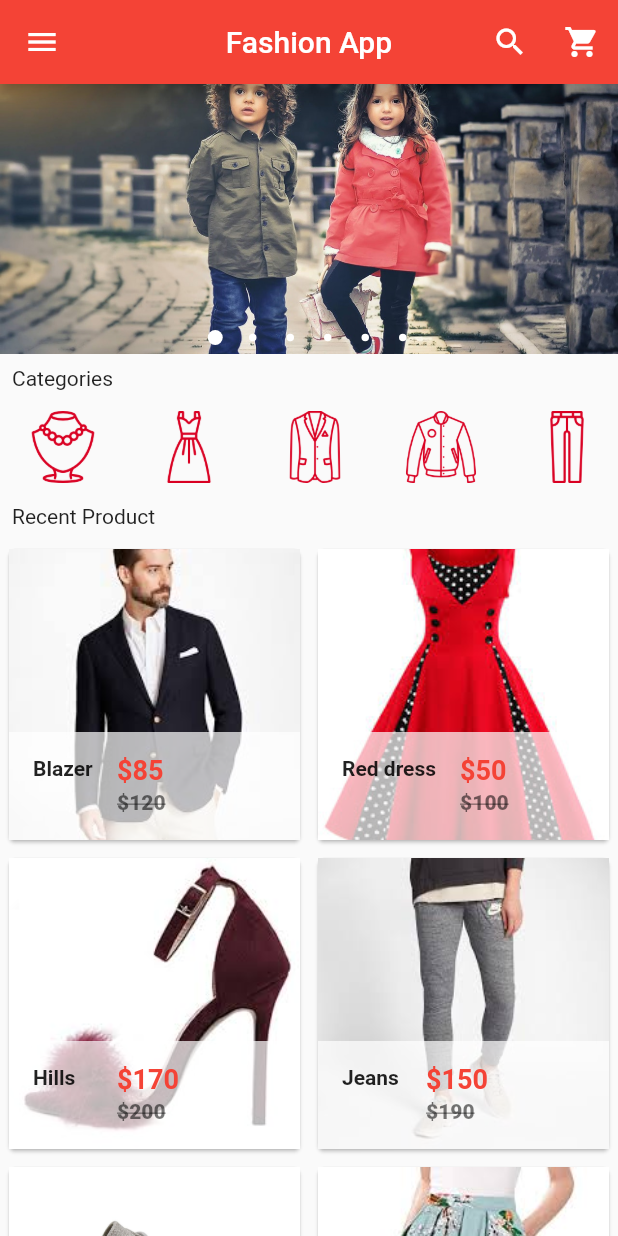
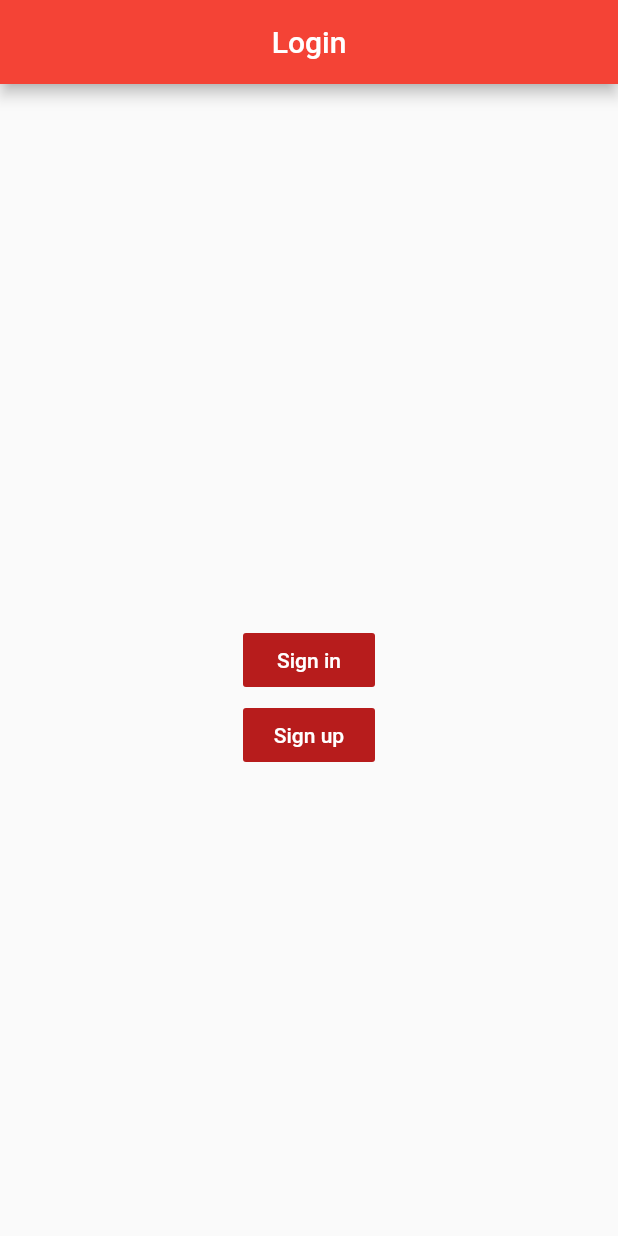
Before and after one commit to saurabhcool001/fashion, a Flutter app: the screen it shows after launch, on a phone screen of 412 x 824 dp. Run offline on Flutter 3.47's test engine with Material 2 defaults, Android fonts, the phone set to English and light mode, and no system bars; drawn by our look-alikes of carousel_pro; our stand-ins replace cloud_firestore, firebase_auth, fluttertoast, shared_preferences; accounts and stored records are empty.

Commit message:
Fashion 17.0 SignIn and SignUp with Firebase. Also, if user are signed in then redirect to Home page with no back navigation.

```diff
--- a/lib/main.dart
+++ b/lib/main.dart
@@ -2,13 +2,14 @@ import 'package:flutter/material.dart';
 
 //Custom Package
 import 'package:fashion/customClass//home.dart';
+import 'package:fashion/pages/login.dart';
 
 void main() {
   runApp(
     new MaterialApp(
       debugShowCheckedModeBanner: false,
 //      home: HomePage()
-    home: HomePage()
+    home: Login()
     )
   );
 }
--- /dev/null
+++ b/lib/pages/login.dart
@@ -0,0 +1,231 @@
+import 'package:flutter/material.dart';
+
+//Custom Package
+import 'package:shared_preferences/shared_preferences.dart';
+import 'package:fluttertoast/fluttertoast.dart';
+import 'package:firebase_auth/firebase_auth.dart';
+
+//import 'package:google_sign_in/google_sign_in.dart';
+import 'package:cloud_firestore/cloud_firestore.dart';
+import 'package:fashion/customClass/home.dart';
+import 'dart:async';
+
+class Login extends StatefulWidget {
+  @override
+  _LoginState createState() => _LoginState();
+}
+
+class _LoginState extends State<Login> {
+//  final GoogleSignIn _googleSignIn = new GoogleSignIn();
+  final FirebaseAuth _firebaseAuth = FirebaseAuth.instance;
+  final Firestore _firestore = Firestore.instance;
+  SharedPreferences _sharedPreferences;
+  bool loading = false;
+  bool isLogIn;
+
+  @override
+  void initState() {
+    // TODO: implement initState
+    super.initState();
+    isSignIn();
+  }
+
+  //For User is Signed In/Not
+  void isSignIn() async {
+    setState(() {
+      loading = true;
+    });
+
+    _sharedPreferences = await SharedPreferences.getInstance();
+//    isLogIn = await _googleSignIn.isSignedIn();
+    final FirebaseUser firebaseUser = await _firebaseAuth.currentUser();
+
+    if (firebaseUser != null) {
+      Fluttertoast.showToast(msg: "Welcome");
+      Navigator.pushReplacement(
+          context, MaterialPageRoute(builder: (context) => HomePage()));
+    }
+//    Future<void> signOut() async {
+//      return _firebaseAuth.signOut();
+//    }
+
+//    if (isLogIn) {
+//      //This not will navigate to back page after Sign In
+//      Navigator.pushReplacement(
+//          context, MaterialPageRoute(builder: (context) => HomePage()));
+//    }
+
+    setState(() {
+      loading = false;
+    });
+  }
+
+//  Future<FirebaseUser> handleSignIn() async {
+//    _sharedPreferences = await SharedPreferences.getInstance();
+//
+//    setState(() {
+//      loading = true;
+//    });
+//
+//    GoogleSignInAccount googleSignInAccount = await _googleSignIn.signIn();
+//    GoogleSignInAuthentication googleAuth =
+//    await googleSignInAccount.authentication;
+//
+//    final AuthCredential credential = GoogleAuthProvider.getCredential(
+//        idToken: googleAuth.idToken, accessToken: googleAuth.accessToken);
+//
+//    final FirebaseUser user =
+//    await _firebaseAuth.signInWithCredential(credential);
+//
+//    if (user != null) {
+//      Fluttertoast.showToast(msg: "inside if");
+//      final QuerySnapshot result = await _firestore
+//          .collection("users")
+//          .where("id", isEqualTo: user.uid)
+//          .getDocuments();
+//      final List<DocumentSnapshot> documents = result.documents;
+//      if (documents.length == 0) {
+//        //insert the user to database
+//        _firestore.collection("users").document(user.uid).setData({
+//          "id": user.uid,
+//          "username": user.displayName,
+//          "profilePicture": user.photoUrl
+//        });
+//
+//        await _sharedPreferences.setString("id", user.uid);
+//        await _sharedPreferences.setString("username", user.displayName);
+//        await _sharedPreferences.setString("photoUrl", user.displayName);
+//      } else {
+//        await _sharedPreferences.setString("id", documents[0]['id']);
+//        await _sharedPreferences.setString(
+//            "username", documents[0]['username']);
+//        await _sharedPreferences.setString(
+//            "photoUrl", documents[0]['photoUrl']);
+//      }
+//
+//      Fluttertoast.showToast(msg: "Sign In Successful");
+//      setState(() {
+//        loading = false;
+//      });
+//      Navigator.pushReplacement(
+//          context, MaterialPageRoute(builder: (context) => HomePage()));
+//    } else {
+//      Fluttertoast.showToast(msg: "Sign In Failed");
+//    }
+//  }
+
+  //For Sign Up
+  Future<FirebaseUser> handleSignUp() async {
+    _sharedPreferences = await SharedPreferences.getInstance();
+    setState(() {
+      loading = true;
+    });
+
+    final FirebaseUser firebaseUser =
+        await _firebaseAuth.createUserWithEmailAndPassword(
+            email: "xyz@gmail.com", password: "123456");
+
+    if (firebaseUser != null) {
+      final QuerySnapshot result = await _firestore
+          .collection("users")
+          .where("id", isEqualTo: firebaseUser.uid)
+          .getDocuments();
+
+      final List<DocumentSnapshot> documents = result.documents;
+      if (documents.length == 0) {
+        //insert the user to database
+        _firestore.collection("users").document(firebaseUser.uid).setData({
+          "id": firebaseUser.uid,
+          "username": firebaseUser.email,
+//          "profilePicture": firebaseUser.photoUrl
+        });
+        Navigator.pushReplacement(
+            context, MaterialPageRoute(builder: (context) => HomePage()));
+      }
+    }
+
+    setState(() {
+      loading = false;
+    });
+  }
+
+  //For Sign In
+  Future<FirebaseUser> handleSignIn() async {
+    _sharedPreferences = await SharedPreferences.getInstance();
+    setState(() {
+      loading = true;
+    });
+
+    final FirebaseUser firebaseUser = await _firebaseAuth
+        .signInWithEmailAndPassword(email: "xyz@gmail.com", password: "123456");
+
+    if (firebaseUser != null) {
+      final QuerySnapshot result = await _firestore
+          .collection("users")
+          .where("id", isEqualTo: firebaseUser.uid)
+          .getDocuments();
+
+      final List<DocumentSnapshot> documents = result.documents;
+      Navigator.pushReplacement(
+          context, MaterialPageRoute(builder: (context) => HomePage()));
+    }
+
+    setState(() {
+      loading = false;
+    });
+  }
+
+  @override
+  Widget build(BuildContext context) {
+    return Scaffold(
+      appBar: AppBar(
+        backgroundColor: Colors.red,
+        centerTitle: true,
+        title: new Text(
+          "Login",
+          style: TextStyle(color: Colors.white),
+        ),
+      ),
+      body: Stack(
+        children: <Widget>[
+          Center(
+            child: FlatButton(
+                color: Colors.red.shade900,
+                onPressed: () {
+                  handleSignIn();
+                },
+                child: new Text(
+                  "Sign in",
+                  style: TextStyle(color: Colors.white),
+                )),
+          ),
+          Padding(
+            padding: EdgeInsets.only(top: 100.0),
+            child: Center(
+              child: FlatButton(
+                  color: Colors.red.shade900,
+                  onPressed: () {
+                    handleSignUp();
+                  },
+                  child: new Text(
+                    "Sign up",
+                    style: TextStyle(color: Colors.white),
+                  )),
+            ),
+          ),
+          new Visibility(
+              visible: loading ?? true,
+              child: Center(
+                child: Container(
+                  alignment: Alignment.center,
+                  color: Colors.white.withOpacity(0.7),
+                  child: CircularProgressIndicator(
+                    valueColor: AlwaysStoppedAnimation<Color>(Colors.red),
+                  ),
+                ),
+              )),
+        ],
+      ),
+    );
+  }
+}
--- a/pubspec.yaml
+++ b/pubspec.yaml
@@ -24,6 +24,12 @@ dependencies:
   # Use with the CupertinoIcons class for iOS style icons.
   cupertino_icons: ^0.1.2
   carousel_pro: ^0.0.13
+#  cloud_firestore: ^0.11.0+2
+  firebase_auth: ^0.11.1
+  shared_preferences: ^0.5.2
+  google_sign_in: ^4.0.1+3
+  cloud_firestore: ^0.11.0+2
+  fluttertoast: ^3.1.0
 
 dev_dependencies:
   flutter_test:
```
Also changed, not shown: lib/customClass/home.dart (+46 -16 lines), pubspec.lock, 3 other files.
